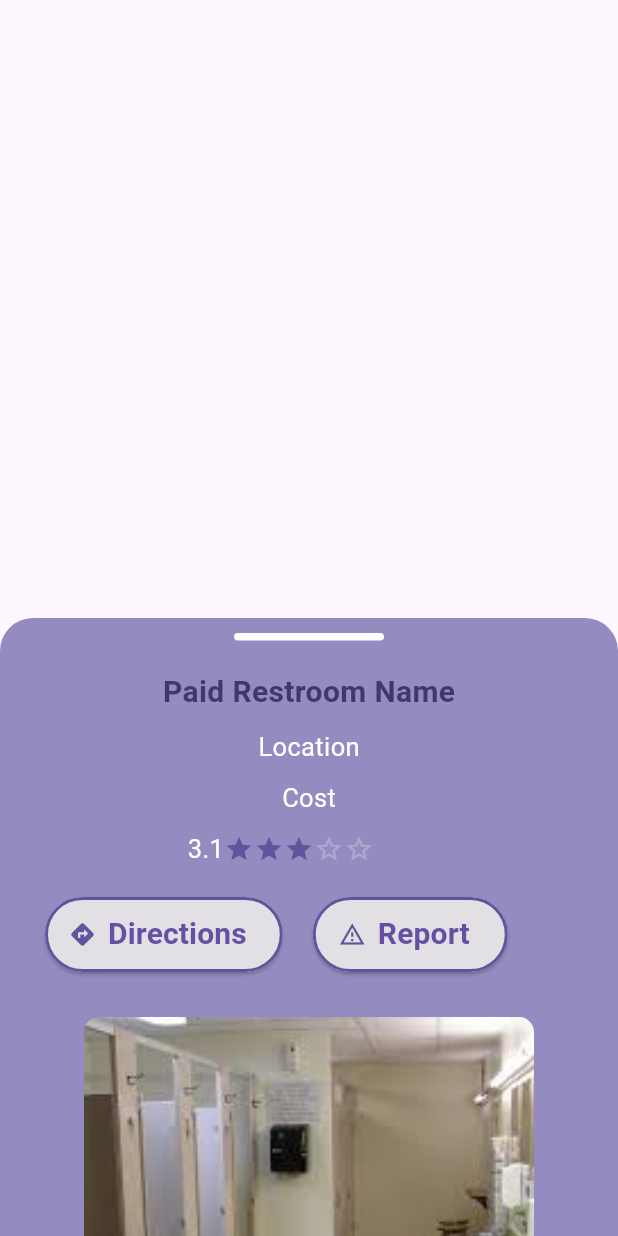
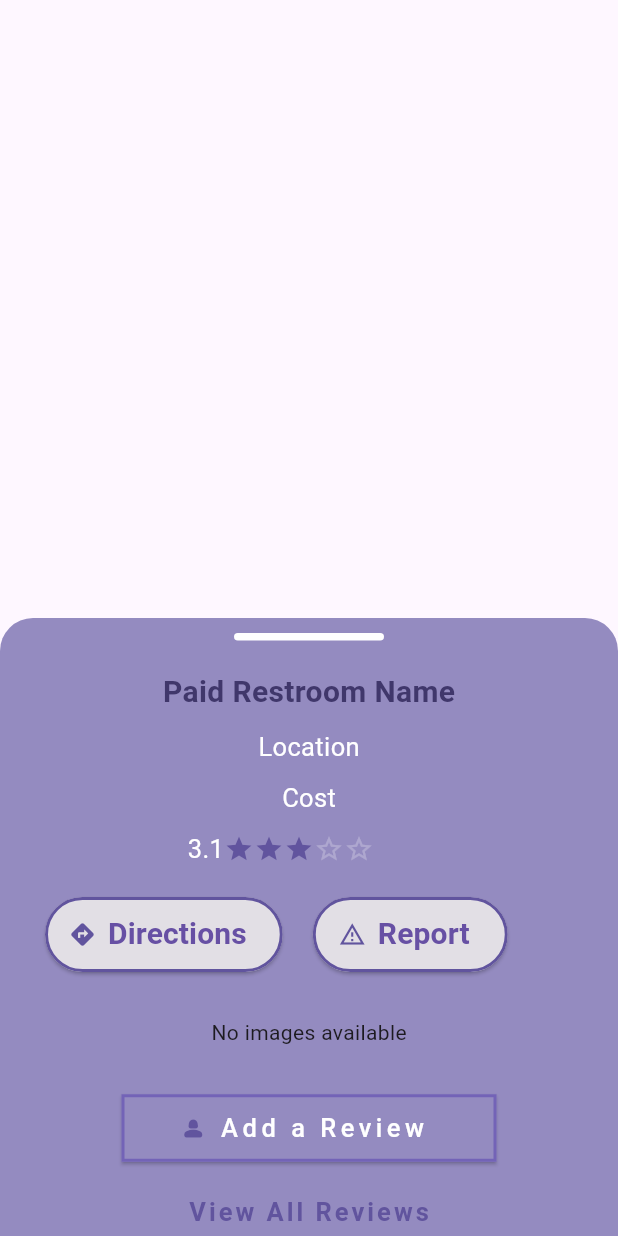
Before and after one commit to Aron2811/PayRestroom-Tracker, a Flutter app: the PaidRestroomInfo widget shown alone on an empty page, opened directly with empty values, on a phone screen of 412 x 824 dp. Run offline on Flutter 3.47's test engine with Material 3 defaults, Android fonts, the light colour scheme and no system bars; drawn by our look-alikes of custom_rating_bar; our stand-ins replace another_carousel_pro, cloud_firestore, firebase_auth, firebase_core, firebase_storage, google_maps_flutter and 4 more; accounts and stored records are empty; network calls fail.

Commit message:
flow ang get image

```diff
--- a/payrestroomtracker/lib/pages/bottomsheet/paidrestroom_info.dart
+++ b/payrestroomtracker/lib/pages/bottomsheet/paidrestroom_info.dart
@@ -6,6 +6,7 @@ import 'package:flutter_button/pages/bottomsheet/draggablesheet.dart';
 import 'package:flutter_button/pages/user/report_page.dart';
 import 'package:flutter_button/pages/user/reviews_page.dart';
 import 'package:google_maps_flutter/google_maps_flutter.dart';
+import 'package:cloud_firestore/cloud_firestore.dart';
 
 class PaidRestroomInfo extends StatelessWidget {
   final Function(LatLng, String) drawRouteToDestination;
@@ -19,14 +20,29 @@ class PaidRestroomInfo extends StatelessWidget {
     required this.toggleVisibility,
   }) : super(key: key);
 
+Future<List<String>> _fetchImageUrls() async {
+  final querySnapshot = await FirebaseFirestore.instance
+      .collection('Tags')
+      .where('position', isEqualTo: GeoPoint(destination.latitude, destination.longitude))
+      .get();
+
+  if (querySnapshot.docs.isNotEmpty) {
+    final doc = querySnapshot.docs.first;
+    final data = doc.data();
+    final imageUrls = data?['ImageUrls'] as List<dynamic>? ?? [];
+    return List<String>.from(imageUrls);
+  } else {
+    return [];
+  }
+}
   @override
   Widget build(BuildContext context) {
     return MyDraggableSheet(
       child: Column(
         mainAxisAlignment: MainAxisAlignment.start,
         children: [
-          SizedBox(height: 10),
-          Text(
+          const SizedBox(height: 10),
+          const Text(
             "Paid Restroom Name",
             textAlign: TextAlign.start,
             style: TextStyle(
@@ -35,8 +51,8 @@ class PaidRestroomInfo extends StatelessWidget {
               fontWeight: FontWeight.bold,
             ),
           ),
-          SizedBox(height: 10),
-          Text(
+          const SizedBox(height: 10),
+          const Text(
             "Location",
             textAlign: TextAlign.start,
             style: TextStyle(
@@ -44,8 +60,8 @@ class PaidRestroomInfo extends StatelessWidget {
               color: Colors.white,
             ),
           ),
-          SizedBox(height: 10),
-          Text(
+          const SizedBox(height: 10),
+          const Text(
             "Cost",
             textAlign: TextAlign.start,
             style: TextStyle(
@@ -53,11 +69,11 @@ class PaidRestroomInfo extends StatelessWidget {
               color: Colors.white,
             ),
           ),
-          SizedBox(height: 10),
+          const SizedBox(height: 10),
           Row(
             children: [
-              SizedBox(width: 125),
-              Text(
+              const SizedBox(width: 125),
+              const Text(
                 "3.1",
                 textAlign: TextAlign.center,
                 style: TextStyle(
@@ -79,19 +95,19 @@ class PaidRestroomInfo extends StatelessWidget {
               ),
             ],
           ),
-          SizedBox(height: 20),
+          const SizedBox(height: 20),
           Row(
             children: [
-              SizedBox(width: 30),
+              const SizedBox(width: 30),
               ElevatedButton.icon(
                 style: ElevatedButton.styleFrom(
                   enableFeedback: false,
-                  backgroundColor: Color.fromARGB(255, 226, 223, 229),
-                  minimumSize: Size(150, 50),
+                  backgroundColor: const Color.fromARGB(255, 226, 223, 229),
+                  minimumSize: const Size(150, 50),
                   shape: RoundedRectangleBorder(
                     borderRadius: BorderRadius.circular(50),
                   ),
-                  side: BorderSide(
+                  side: const BorderSide(
                     color: Color.fromARGB(255, 97, 84, 158),
                     width: 2.0,
                   ),
@@ -101,25 +117,25 @@ class PaidRestroomInfo extends StatelessWidget {
                   toggleVisibility();
                   drawRouteToDestination(destination, 'commute');
                 },
-                label: Text(
+                label: const Text(
                   'Directions',
                   style: TextStyle(fontSize: 20, fontWeight: FontWeight.bold),
                 ),
-                icon: Icon(
+                icon: const Icon(
                   Icons.directions,
                   color: Color.fromARGB(255, 97, 84, 158),
                 ),
               ),
-              SizedBox(width: 20),
+              const SizedBox(width: 20),
               ElevatedButton.icon(
                 style: ElevatedButton.styleFrom(
                   enableFeedback: false,
-                  backgroundColor: Color.fromARGB(255, 226, 223, 229),
-                  minimumSize: Size(130, 50),
+                  backgroundColor: const Color.fromARGB(255, 226, 223, 229),
+                  minimumSize: const Size(130, 50),
                   shape: RoundedRectangleBorder(
                     borderRadius: BorderRadius.circular(50),
                   ),
-                  side: BorderSide(
+                  side: const BorderSide(
                     color: Color.fromARGB(255, 97, 84, 158),
                     width: 2.0,
                   ),
@@ -127,79 +143,75 @@ class PaidRestroomInfo extends StatelessWidget {
                 onPressed: () {
                   Navigator.push(context, _createRoute(ReportPage()));
                 },
-                label: Text(
+                label: const Text(
                   'Report',
                   style: TextStyle(fontSize: 20, fontWeight: FontWeight.bold),
                 ),
-                icon: Icon(
+                icon: const Icon(
                   Icons.report_problem_outlined,
                   color: Color.fromARGB(255, 97, 84, 158),
                 ),
               ),
             ],
           ),
-          SizedBox(height: 30),
-          Column(
-            children: [
-              SizedBox(
+          const SizedBox(height: 30),
+          FutureBuilder<List<String>>(
+            future: _fetchImageUrls(),
+            builder: (context, snapshot) {
+              if (snapshot.connectionState == ConnectionState.waiting) {
+                return const CircularProgressIndicator();
+              } else if (snapshot.hasError) {
+                return const Text('Error loading images');
+              } else if (!snapshot.hasData || snapshot.data!.isEmpty) {
+                return const Text('No images available');
+              } else {
+                return SizedBox(
                   height: 250,
                   width: 300,
                   child: AnotherCarousel(
                     borderRadius: true,
                     boxFit: BoxFit.cover,
-                  radius: Radius.circular(10),
-                  images: const [
-                    AssetImage("assets/V1.jpg"),
-
-                    AssetImage("assets/v2.jpg"),
-
-                    AssetImage("assets/v3.jpg"),
-
-                    // AssetImage("assets/paid_CR_Tag.png"),
-// AssetImage("assets/tag.png"),
-
-                    // NetworkImage(
-
-//     "https://cdn.pixabay.com/photo/2015/04/23/22/00/tree-736885_640.jpg"),
-                  ],
+                    radius: const Radius.circular(10),
+                    images: snapshot.data!.map((url) => NetworkImage(url)).toList(),
                     showIndicator: false,
                   ),
+                );
+              }
+            },
           ),
-            ],
-          ),
-          SizedBox(height: 30),
+          const SizedBox(height: 30),
           Column(
             mainAxisAlignment: MainAxisAlignment.center,
             children: [
-              SizedBox(width: 20),
+              const SizedBox(width: 20),
               ElevatedButton.icon(
                 style: ElevatedButton.styleFrom(
                   enableFeedback: false,
-                  backgroundColor: Color.fromARGB(255, 148, 139, 192),
-                  minimumSize: Size(250, 45),
+                  backgroundColor: const Color.fromARGB(255, 148, 139, 192),
+                  minimumSize: const Size(250, 45),
                   shape: RoundedRectangleBorder(
-                    side: BorderSide(
+                    side: const BorderSide(
                       color: Color.fromARGB(255, 115, 99, 183),
                       width: 2.0,
                     ),
                   ),
                 ),
                 onPressed: () {
-                  Navigator.push(context, _createRoute(AddReviewPage()));
+                  Navigator.push(context, _createRoute(const AddReviewPage()));
                 },
-                label: Text(
+                label: const Text(
                   'Add a Review',
                   style: TextStyle(
                       fontSize: 17, color: Colors.white, letterSpacing: 3),
                 ),
-                icon: Icon(
+                icon: const Icon(
                   Icons.person_2_rounded,
                   color: Color.fromARGB(255, 97, 84, 158),
                 ),
               ),
-              SizedBox(height: 20),
+              const SizedBox(height: 20),
               GestureDetector(
-                child: Text(
+                child: const Text(
                   "View All Reviews",
                   style: TextStyle(
                     fontSize: 17,
@@ -212,8 +224,8 @@ class PaidRestroomInfo extends StatelessWidget {
                   Navigator.push(context, _createRoute(ReviewsPage()));
                 },
               ),
-              SizedBox(height: 20),
-              Text(
+              const SizedBox(height: 20),
+              const Text(
                 "Share your experience to help others",
                 textAlign: TextAlign.start,
                 style: TextStyle(
@@ -221,33 +233,33 @@ class PaidRestroomInfo extends StatelessWidget {
                   color: Colors.white,
                 ),
               ),
-              SizedBox(height: 20),
+              const SizedBox(height: 20),
               Row(
                 mainAxisAlignment: MainAxisAlignment.center,
                 children: [
-                  SizedBox(width: 20),
+                  const SizedBox(width: 20),
                   ClipRRect(
                     borderRadius: BorderRadius.circular(70),
                     child: Container(
-                      child: Icon(
+                      color: Colors.white,
+                      height: 40,
+                      width: 40,
+                      child: const Icon(
                         Icons.person_2_rounded,
                         color: Color.fromARGB(255, 97, 84, 158),
                         size: 30,
                       ),
-                      color: Colors.white,
-                      height: 40,
-                      width: 40,
                     ),
                   ),
-                  SizedBox(width: 10),
+                  const SizedBox(width: 10),
                   RatingBar(
                     size: 30,
                     alignment: Alignment.center,
                     filledIcon: Icons.star,
                     emptyIcon: Icons.star_border,
                     emptyColor: Colors.white24,
-                    filledColor: Color.fromARGB(255, 97, 84, 158),
-                    halfFilledColor: Color.fromARGB(255, 186, 176, 228),
+                    filledColor: const Color.fromARGB(255, 97, 84, 158),
+                    halfFilledColor: const Color.fromARGB(255, 186, 176, 228),
                     onRatingChanged: (p0) {},
                     initialRating: 3,
                     maxRating: 5,
```
Also changed, not shown: payrestroomtracker/lib/pages/admin/adminMap.dart (+30 -10 lines), payrestroomtracker/lib/pages/dialog/admin_add_info.dart (+114 -55 lines), payrestroomtracker/lib/pages/user/userlogin_page.dart (+20 -5 lines). Lines whose indentation alone changed are shown as unchanged.
